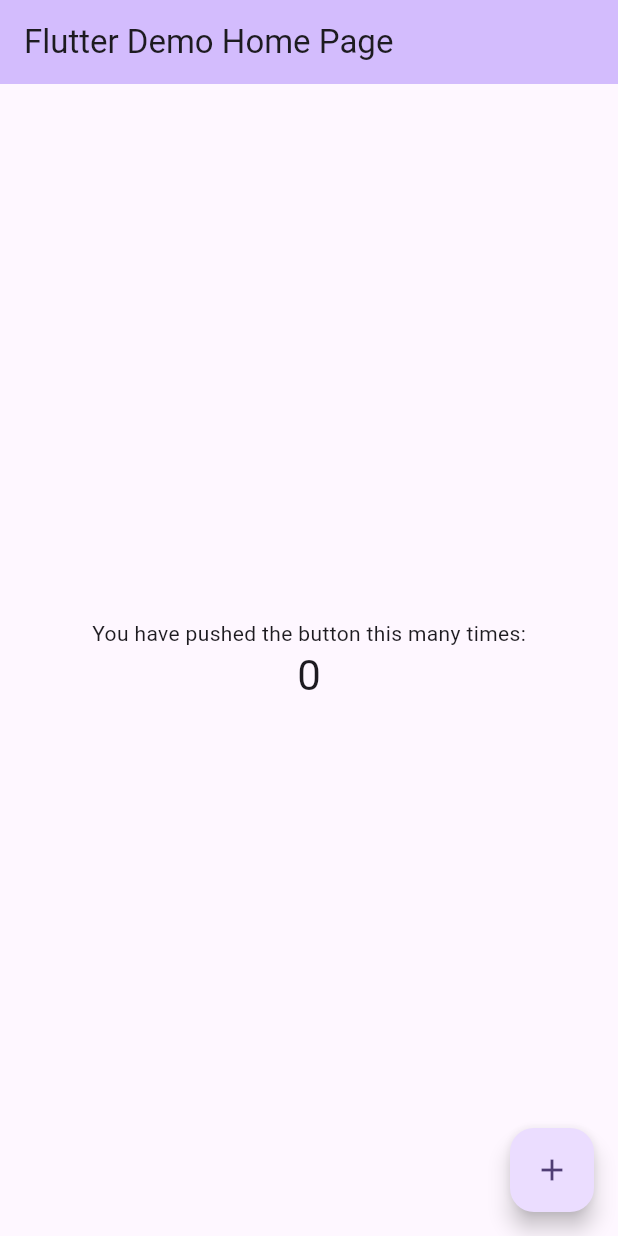
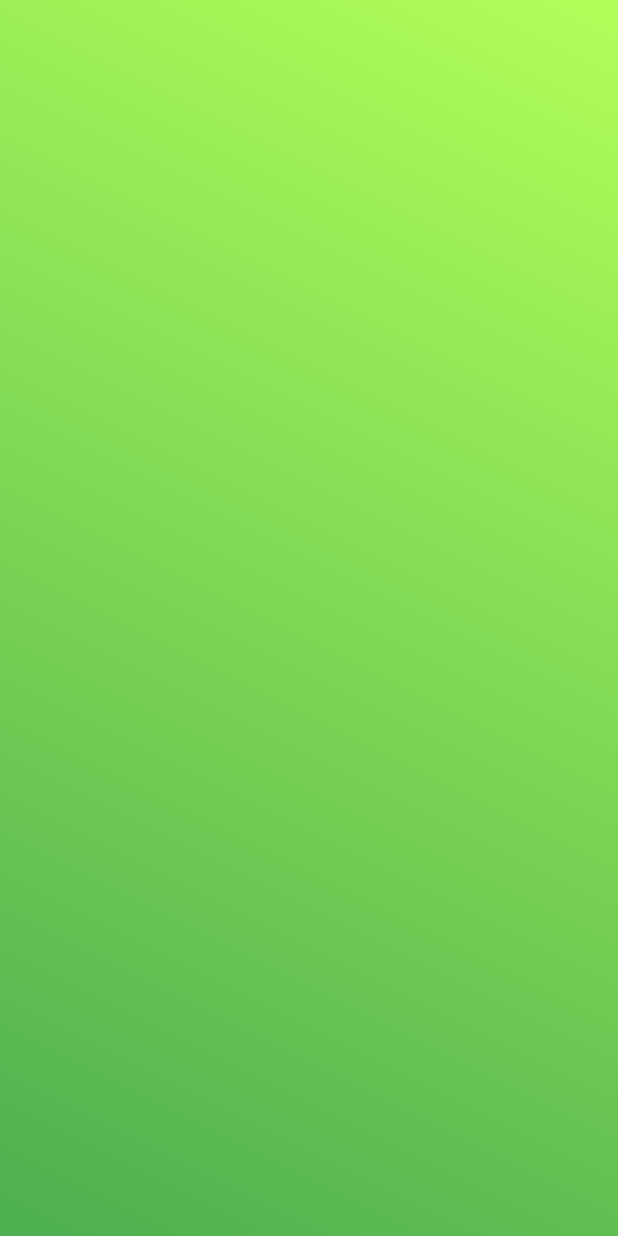
Before and after one commit to adepaolo369/LushUniversalIrrigator, a Flutter app: the screen it shows after launch, on a phone screen of 412 x 824 dp. Run offline on Flutter 3.47's test engine with Material 3 defaults, Android fonts, the phone set to English and light mode, and no system bars; our stand-ins replace flutter_font_icons.

Commit message:
Beginning of splashscreen

```diff
--- /dev/null
+++ b/lib/luiHomeScreen.dart
@@ -0,0 +1,19 @@
+import 'package:flutter/material.dart';
+
+class HomeScreen extends StatelessWidget {
+  const HomeScreen({super.key});
+
+  @override
+  Widget build(BuildContext context)
+  {
+    return Scaffold
+      (
+        appBar: AppBar(
+          title: const Text('Lush Universal Irrigater'),
+        ),
+        body: const Center(
+          child: Text('Welcome to LUI!'),
+        ),
+    );
+  }
+}
--- /dev/null
+++ b/lib/luisplashscreen.dart
@@ -0,0 +1,26 @@
+import 'package:flutter/material.dart';
+import 'package:flutter_font_icons/flutter_font_icons.dart';
+
+class luiSplashScreen extends StatefulWidget {
+  const luiSplashScreen({super.key});
+
+  @override
+  State<luiSplashScreen> createState() => _luiSplashScreenState();
+}
+
+class _luiSplashScreenState extends State<luiSplashScreen> {
+  @override
+  Widget build(BuildContext context) {
+    return Scaffold(
+   body: Container(
+     decoration: BoxDecoration(
+       gradient: LinearGradient(
+         colors:[Colors.lightGreenAccent,Colors.green],
+         begin: Alignment.topRight,
+         end: Alignment.bottomLeft,
+       ),
+     ),
+   ),
+    );
+  }
+}
--- a/lib/main.dart
+++ b/lib/main.dart
@@ -1,125 +1,20 @@
 import 'package:flutter/material.dart';
-
+import 'package:lui_project/luisplashscreen.dart';
+import 'luiHomeScreen.dart';
 void main() {
   runApp(const MyApp());
 }
 
-class MyApp extends StatelessWidget {
+class MyApp extends StatelessWidget
+{
   const MyApp({super.key});
 
   // This widget is the root of your application.
   @override
   Widget build(BuildContext context) {
     return MaterialApp(
-      title: 'Flutter Demo',
-      theme: ThemeData(
-        // This is the theme of your application.
-        //
-        // TRY THIS: Try running your application with "flutter run". You'll see
-        // the application has a purple toolbar. Then, without quitting the app,
-        // try changing the seedColor in the colorScheme below to Colors.green
-        // and then invoke "hot reload" (save your changes or press the "hot
-        // reload" button in a Flutter-supported IDE, or press "r" if you used
-        // the command line to start the app).
-        //
-        // Notice that the counter didn't reset back to zero; the application
-        // state is not lost during the reload. To reset the state, use hot
-        // restart instead.
-        //
-        // This works for code too, not just values: Most code changes can be
-        // tested with just a hot reload.
-        colorScheme: ColorScheme.fromSeed(seedColor: Colors.deepPurple),
-        useMaterial3: true,
-      ),
-      home: const MyHomePage(title: 'Flutter Demo Home Page'),
+      debugShowCheckedModeBanner: false,
+      home: luiSplashScreen(),
     );
   }
 }
-
-class MyHomePage extends StatefulWidget {
-  const MyHomePage({super.key, required this.title});
-
-  // This widget is the home page of your application. It is stateful, meaning
-  // that it has a State object (defined below) that contains fields that affect
-  // how it looks.
-
-  // This class is the configuration for the state. It holds the values (in this
-  // case the title) provided by the parent (in this case the App widget) and
-  // used by the build method of the State. Fields in a Widget subclass are
-  // always marked "final".
-
-  final String title;
-
-  @override
-  State<MyHomePage> createState() => _MyHomePageState();
-}
-
-class _MyHomePageState extends State<MyHomePage> {
-  int _counter = 0;
-
-  void _incrementCounter() {
-    setState(() {
-      // This call to setState tells the Flutter framework that something has
-      // changed in this State, which causes it to rerun the build method below
-      // so that the display can reflect the updated values. If we changed
-      // _counter without calling setState(), then the build method would not be
-      // called again, and so nothing would appear to happen.
-      _counter++;
-    });
-  }
-
-  @override
-  Widget build(BuildContext context) {
-    // This method is rerun every time setState is called, for instance as done
-    // by the _incrementCounter method above.
-    //
-    // The Flutter framework has been optimized to make rerunning build methods
-    // fast, so that you can just rebuild anything that needs updating rather
-    // than having to individually change instances of widgets.
-    return Scaffold(
-      appBar: AppBar(
-        // TRY THIS: Try changing the color here to a specific color (to
-        // Colors.amber, perhaps?) and trigger a hot reload to see the AppBar
-        // change color while the other colors stay the same.
-        backgroundColor: Theme.of(context).colorScheme.inversePrimary,
-        // Here we take the value from the MyHomePage object that was created by
-        // the App.build method, and use it to set our appbar title.
-        title: Text(widget.title),
-      ),
-      body: Center(
-        // Center is a layout widget. It takes a single child and positions it
-        // in the middle of the parent.
-        child: Column(
-          // Column is also a layout widget. It takes a list of children and
-          // arranges them vertically. By default, it sizes itself to fit its
-          // children horizontally, and tries to be as tall as its parent.
-          //
-          // Column has various properties to control how it sizes itself and
-          // how it positions its children. Here we use mainAxisAlignment to
-          // center the children vertically; the main axis here is the vertical
-          // axis because Columns are vertical (the cross axis would be
-          // horizontal).
-          //
-          // TRY THIS: Invoke "debug painting" (choose the "Toggle Debug Paint"
-          // action in the IDE, or press "p" in the console), to see the
-          // wireframe for each widget.
-          mainAxisAlignment: MainAxisAlignment.center,
-          children: <Widget>[
-            const Text(
-              'You have pushed the button this many times:',
-            ),
-            Text(
-              '$_counter',
-              style: Theme.of(context).textTheme.headlineMedium,
-            ),
-          ],
-        ),
-      ),
-      floatingActionButton: FloatingActionButton(
-        onPressed: _incrementCounter,
-        tooltip: 'Increment',
-        child: const Icon(Icons.add),
-      ), // This trailing comma makes auto-formatting nicer for build methods.
-    );
-  }
-}
--- a/pubspec.yaml
+++ b/pubspec.yaml
@@ -32,9 +32,13 @@ dependencies:
     sdk: flutter
 
 
+
+
   # The following adds the Cupertino Icons font to your application.
   # Use with the CupertinoIcons class for iOS style icons.
   cupertino_icons: ^1.0.8
+  css_colors: ^1.1.5
+  flutter_font_icons: ^2.2.7
 
 dev_dependencies:
   flutter_test:
@@ -45,7 +49,7 @@ dev_dependencies:
   # activated in the `analysis_options.yaml` file located at the root of your
   # package. See that file for information about deactivating specific lint
   # rules and activating additional ones.
-  flutter_lints: ^4.0.0
+  flutter_lints: ^5.0.0
 
 # For information on the generic Dart part of this file, see the
 # following page: https://dart.dev/tools/pub/pubspec
```
Also changed, not shown: pubspec.lock (deleted).
